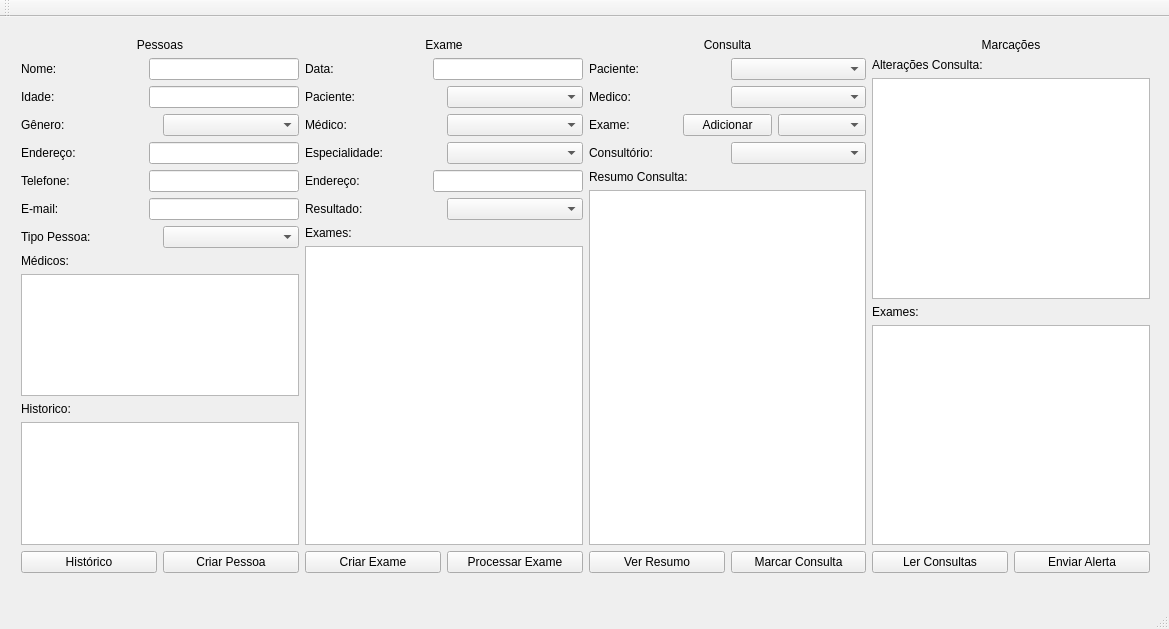
First picture: the form in mainwindow.ui, repository armbrustsamuel/cadastroConsultasDesignPatterns, before the edit.
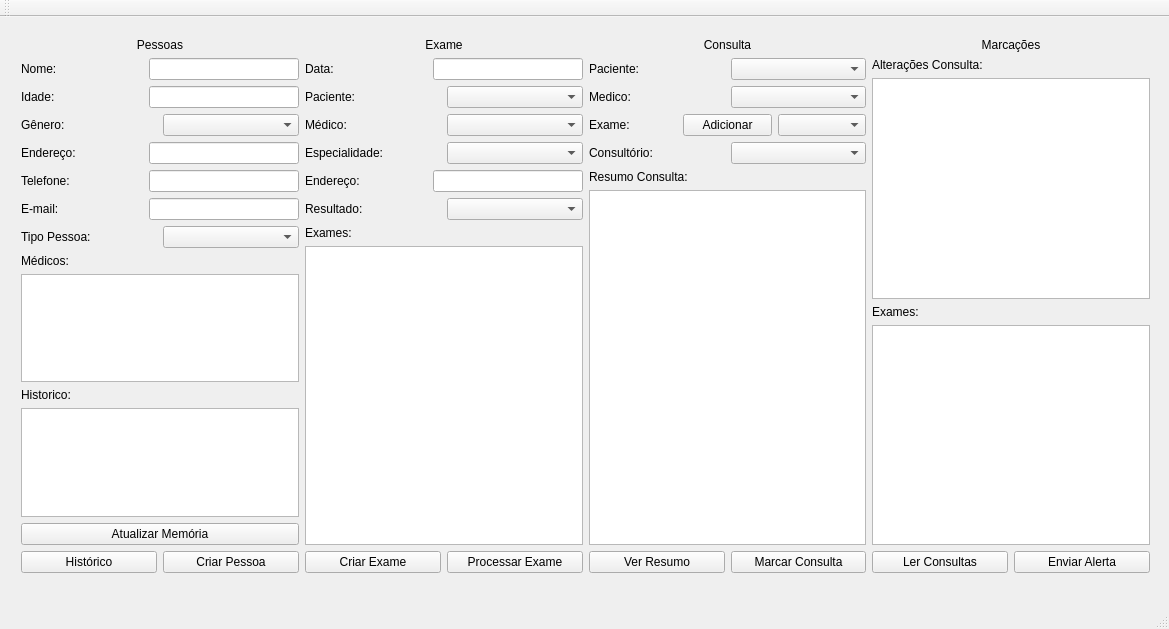
Second picture: the form after the edit.

```diff
--- a/mainwindow.ui
+++ b/mainwindow.ui
@@ -199,6 +199,13 @@
            <item>
             <widget class="QTextEdit" name="historicoTxt"/>
            </item>
+           <item>
+            <widget class="QPushButton" name="testeBtn">
+             <property name="text">
+              <string>Atualizar Memória</string>
+             </property>
+            </widget>
+           </item>
            <item>
             <layout class="QHBoxLayout" name="horizontalLayout_37">
              <item>
```
Left out of the diff: 2 changed lines with no effect on the pictures.
